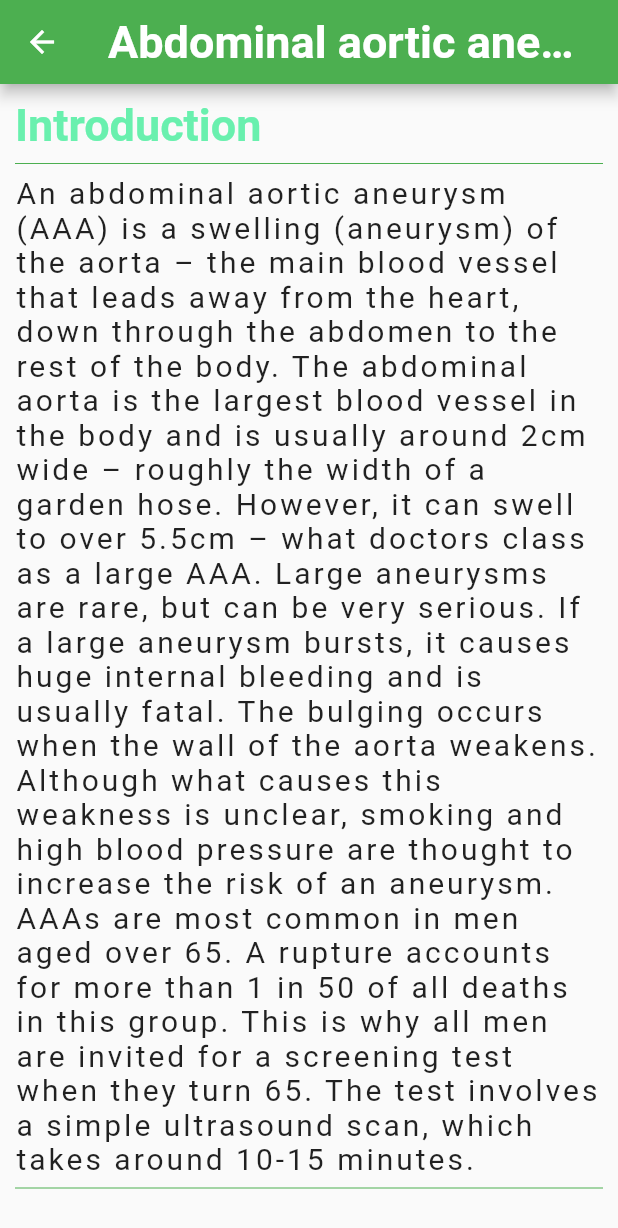
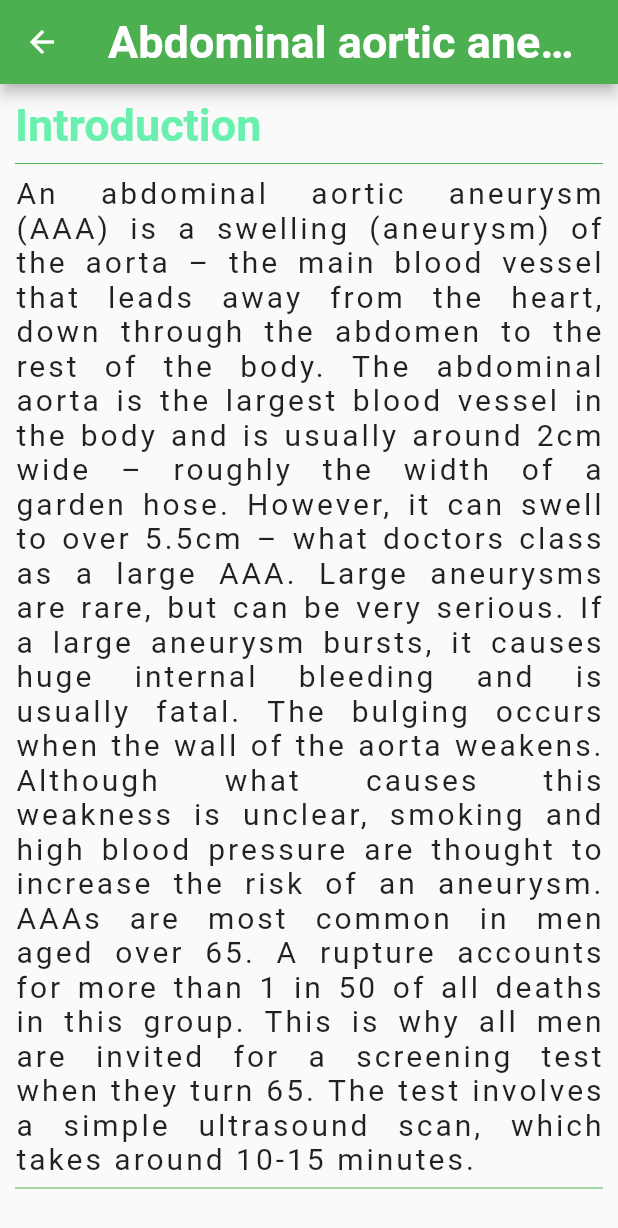
Before and after one commit to bytenaija/QuickDiagnosis, a Flutter app: the screen it shows after launch, after a tap on an icon or button, on a phone screen of 412 x 824 dp. Shown: the top 1228 px of the screen. Run offline on Flutter 3.47's test engine with Material 2 defaults, Android fonts, the phone set to English and light mode, and no system bars.

Commit message:
Working now

```diff
--- a/lib/main.dart
+++ b/lib/main.dart
@@ -52,7 +52,8 @@ Future<String> loadAsset() async {
   Widget build(BuildContext context) {
     return new Scaffold(
       appBar: new AppBar(
-        title: new Text('Diseases'),
+        title: new Text('A - z List of Diseases'),
+        leading: Icon(Icons.local_hospital),
       ),
 
       body: Padding(
@@ -64,9 +65,12 @@ Future<String> loadAsset() async {
 
            new TextField(
                 decoration: new InputDecoration(
-                  hintText: "Search..."
+                  hintText: "Search Diseases...",
+                  labelText: "Search",
+                  icon: Icon(Icons.search)
                 ),
-                onChanged: (String str)=> _getList(str)
+                onChanged: (String str)=> _getList(str),
+
               ),
 
 
--- a/lib/pages/Details.dart
+++ b/lib/pages/Details.dart
@@ -1,4 +1,6 @@
 import 'package:flutter/material.dart';
+import 'package:url_launcher/url_launcher.dart';
+
 
 class Disease extends StatelessWidget{
   //Constructor
@@ -41,31 +43,34 @@ class Disease extends StatelessWidget{
                     children: <Widget>[
                           new Text("Introduction", style: new TextStyle(fontWeight: FontWeight.bold, fontSize: 30.0, color: Colors.greenAccent)),
                           new Divider(color:Colors.green),
-                          new Text(this.introduction, style: new TextStyle(fontSize: 20.0, letterSpacing: 2.0)),
+                          new Text(this.introduction, textAlign: TextAlign.justify,  style: new TextStyle(fontSize: 20.0, letterSpacing: 2.0)),
                           new Divider(color:Colors.green),
-                          new Text("Causes", style: new TextStyle(fontWeight: FontWeight.bold, fontSize: 30.0, color: Colors.greenAccent)),
+                          new Text("Causes", textAlign: TextAlign.justify,  style: new TextStyle(fontWeight: FontWeight.bold, fontSize: 30.0, color: Colors.greenAccent)),
                           new Divider(color:Colors.green),
                           new Text(this.causes, style: new TextStyle(fontSize: 20.0, letterSpacing: 2.0)),
                           new Divider(color:Colors.green),
                           new Text("Symptoms", style: new TextStyle(fontWeight: FontWeight.bold, fontSize: 30.0, color: Colors.greenAccent)),
                           new Divider(color:Colors.green),
-                          new Text(this.symptoms, style: new TextStyle(fontSize: 20.0, letterSpacing: 2.0)),
+                          new Text(this.symptoms,  textAlign: TextAlign.justify,  style: new TextStyle(fontSize: 20.0, letterSpacing: 2.0)),
                           new Divider(color:Colors.green),
                           new Text("Prevention", style: new TextStyle(fontWeight: FontWeight.bold, fontSize: 30.0, color: Colors.greenAccent)),
                           new Divider(color:Colors.green),
-                          new Text(this.prevention, style: new TextStyle(fontSize: 20.0, letterSpacing: 2.0)),
+                          new Text(this.prevention, textAlign: TextAlign.justify,  style: new TextStyle(fontSize: 20.0, letterSpacing: 2.0)),
                           new Divider(color:Colors.green),
                           new Text("Diagnosing", style: new TextStyle(fontWeight: FontWeight.bold, fontSize: 30.0, color: Colors.greenAccent)),
                           new Divider(color:Colors.green),
-                          new Text(this.diagnosing, style: new TextStyle(fontSize: 20.0, letterSpacing: 2.0)),
+                          new Text(this.diagnosing, textAlign: TextAlign.justify, style: new TextStyle(fontSize: 20.0, letterSpacing: 2.0)),
                           new Divider(color:Colors.green),
                           new Text("Treatment", style: new TextStyle(fontWeight: FontWeight.bold, fontSize: 30.0, color: Colors.greenAccent)),
                           new Divider(color:Colors.green),
-                          new Text(this.treatment, style: new TextStyle(fontSize: 20.0, letterSpacing: 2.0)),
+                          new Text(this.treatment, textAlign: TextAlign.justify, style: new TextStyle(fontSize: 20.0, letterSpacing: 2.0)),
                           new Divider(color:Colors.green),
                           new Column(
                             children: <Widget>[
-                              new Text("Source: " + this.source, style: new TextStyle(fontStyle: FontStyle.italic, fontSize: 15.0, color: Colors.red )),
+                              FlatButton(
+                                onPressed: ()=>_launchUrl(this.source),
+                                                                child: new Text("Source: " + this.source, textAlign: TextAlign.justify, style: new TextStyle(fontStyle: FontStyle.italic, fontSize: 15.0, color: Colors.red )),
+                                                              )
                                                             ],
                                                           )
 
@@ -78,4 +83,12 @@ class Disease extends StatelessWidget{
                                    );
                                   }
 
+    void _launchUrl(String source) async {
+          if (await canLaunch(source)) {
+          await launch(source);
+        } else {
+          print('Could not launch $source');
         }
+     }
+
+}
--- a/pubspec.yaml
+++ b/pubspec.yaml
@@ -9,6 +9,7 @@ dependencies:
   # The following adds the Cupertino Icons font to your application.
   # Use with the CupertinoIcons class for iOS style icons.
   cupertino_icons: ^0.1.0
+  url_launcher: ^3.0.1
 
 dev_dependencies:
   flutter_test:
```
Also changed, not shown: pubspec.lock, 13 other files. Lines whose indentation alone changed are shown as unchanged.
